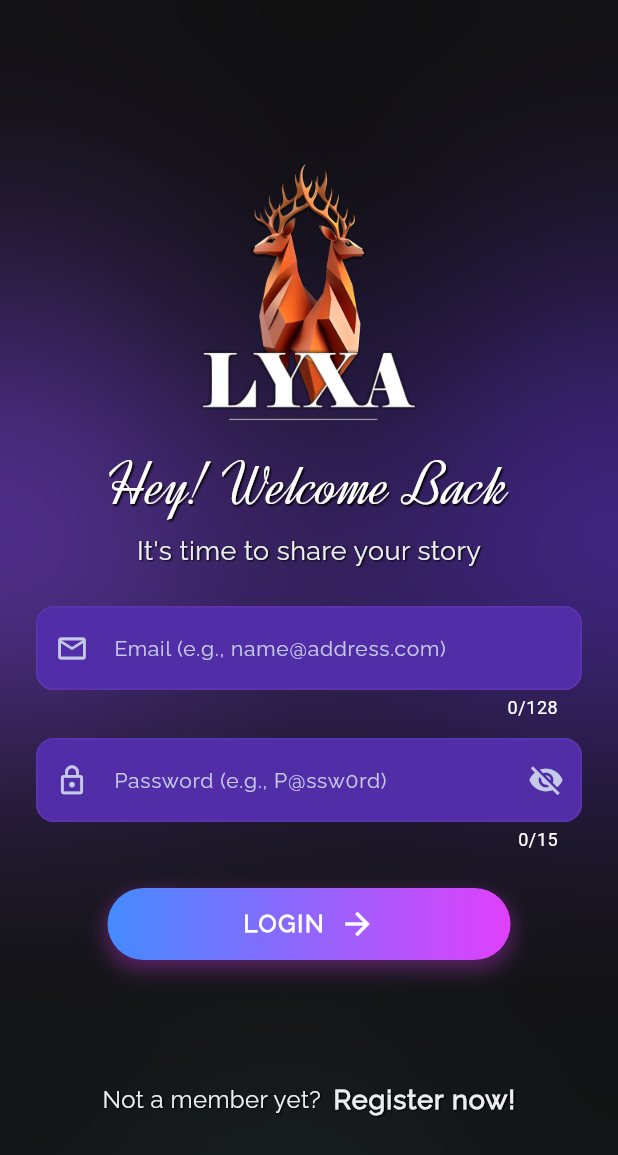
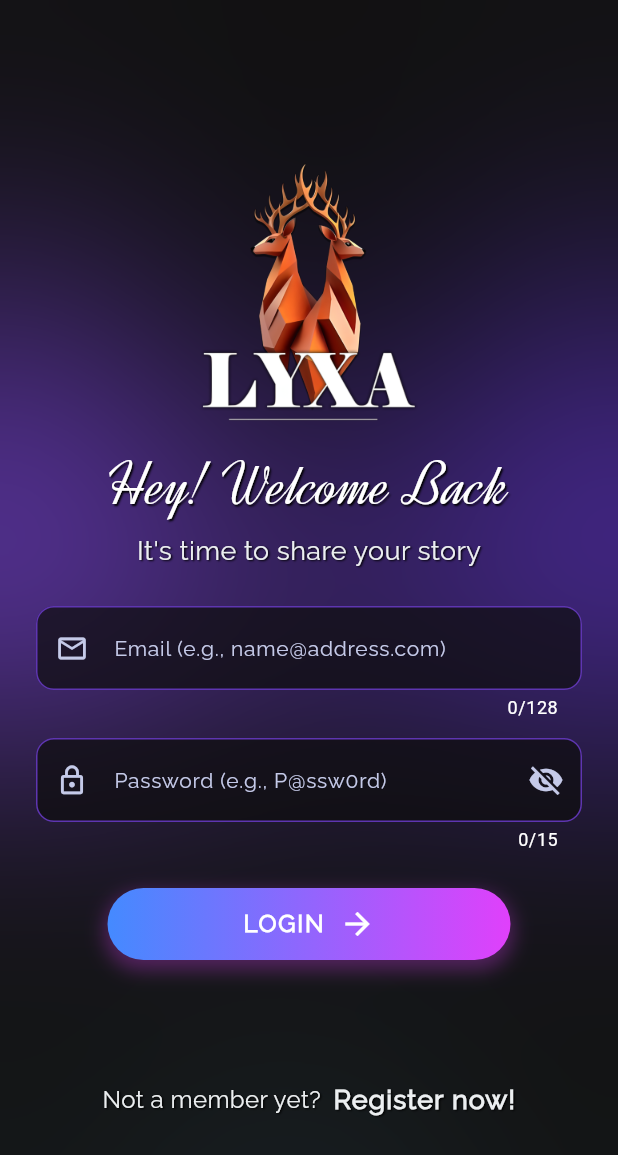
Before and after one commit to NovaLogics/lyxa-live-flutter-app, a Flutter app: the screen it shows after launch, on a phone screen of 412 x 824 dp. Shown: the top 1155 px of the screen. Run offline on Flutter 3.47's test engine with Material 3 defaults, Android fonts, the phone set to English and light mode, and no system bars; our stand-ins replace cached_network_image, cloud_firestore, file_picker, firebase_auth, firebase_core, firebase_storage and 4 more; accounts and stored records are empty; generated files the repository leaves out were written again.

Commit message:
feat [ shared-widget ]: Update Widget [ TextFieldUnit ] > Update background colors

```diff
--- a/lib/src/shared/widgets/text_field_unit.dart
+++ b/lib/src/shared/widgets/text_field_unit.dart
@@ -59,7 +59,10 @@ class _TextFieldUnitState extends State<TextFieldUnit> {
           fontWeight: FontWeight.normal,
           fontSize: AppDimens.textSizeRegular,
         ),
-        fillColor: Theme.of(context).colorScheme.surfaceContainerLow,
+        fillColor: Theme.of(context)
+            .colorScheme
+            .surfaceContainerHighest
+            .withOpacity(0.7),
         filled: true,
         prefixIcon: widget.prefixIcon,
         suffixIcon: widget.obscureText
```
